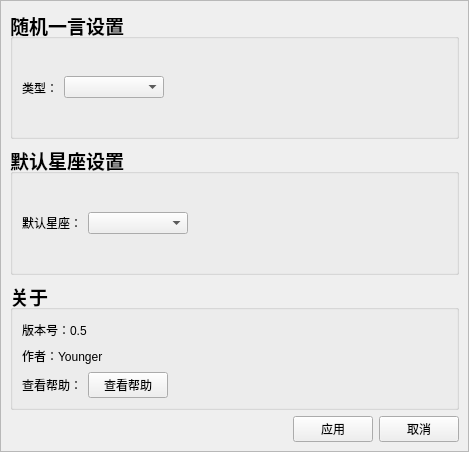
Above: ui/setting.ui from Younger-Chan/everyday before the change. Below: the same form after it.
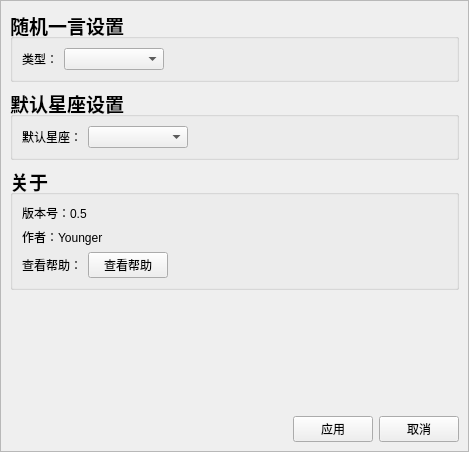
That is the form after the change.

```diff
--- a/ui/setting.ui
+++ b/ui/setting.ui
@@ -282,6 +282,19 @@
              </layout>
             </widget>
            </item>
+           <item>
+            <spacer name="verticalSpacer">
+             <property name="orientation">
+              <enum>Qt::Vertical</enum>
+             </property>
+             <property name="sizeHint" stdset="0">
+              <size>
+               <width>20</width>
+               <height>40</height>
+              </size>
+             </property>
+            </spacer>
+           </item>
           </layout>
          </item>
          <item>
```
